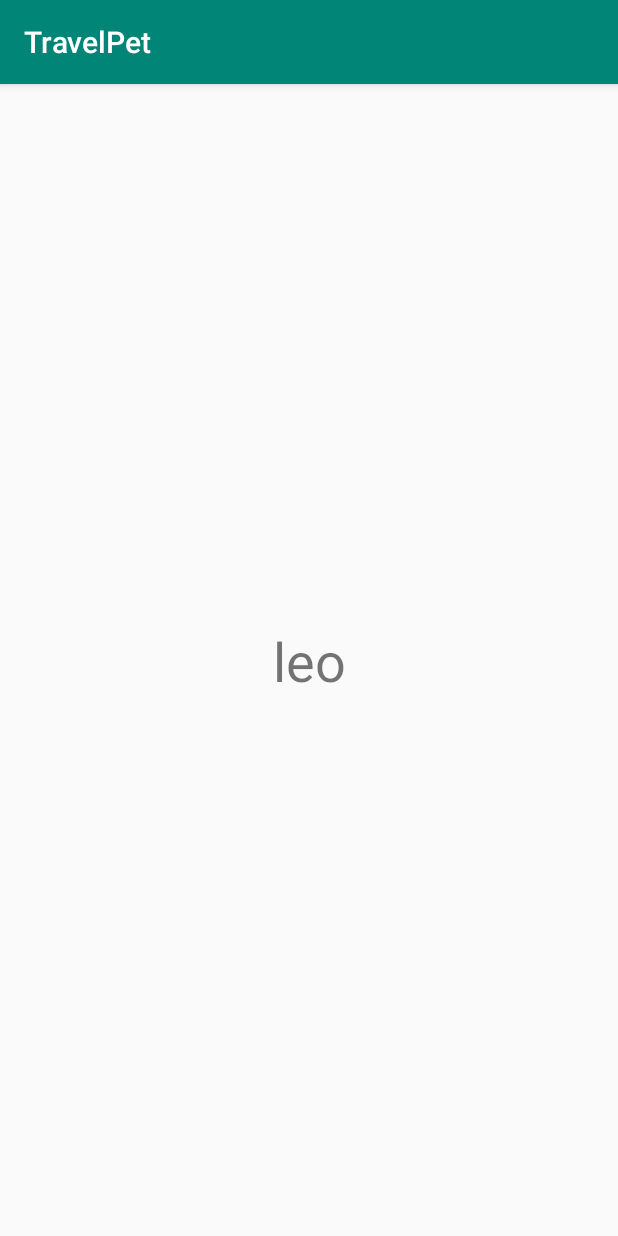
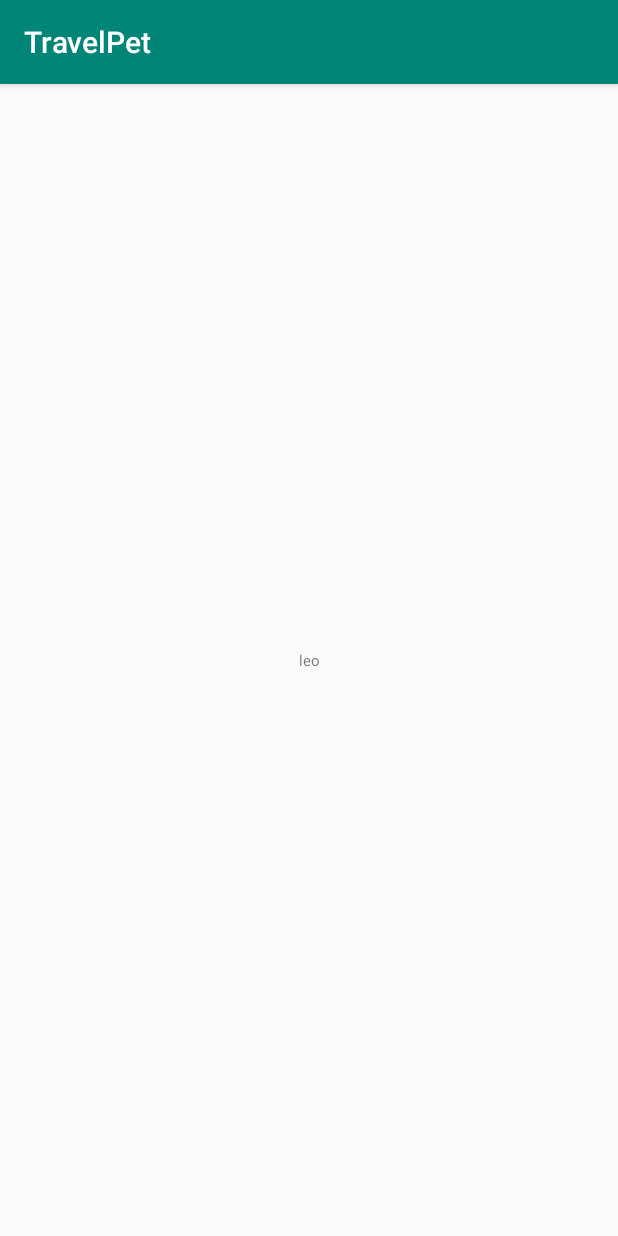
Before and after one commit to pedrogomes30/TravelPet, an Android app: the screen it shows after launch (MainActivity), on a phone screen of 412 x 824 dp. Run offline under Robolectric (Android 15) with nearby library versions, the phone set to English and light mode, and no system bars.

Commit message:
commit leo2

```diff
--- a/app/src/main/res/layout/activity_main.xml
+++ b/app/src/main/res/layout/activity_main.xml
@@ -10,7 +10,7 @@
         android:layout_width="wrap_content"
         android:layout_height="wrap_content"
         android:text="leo"
-        android:textSize="36sp"
+        android:textSize="10sp"
         app:layout_constraintBottom_toBottomOf="parent"
         app:layout_constraintLeft_toLeftOf="parent"
         app:layout_constraintRight_toRightOf="parent"
```
